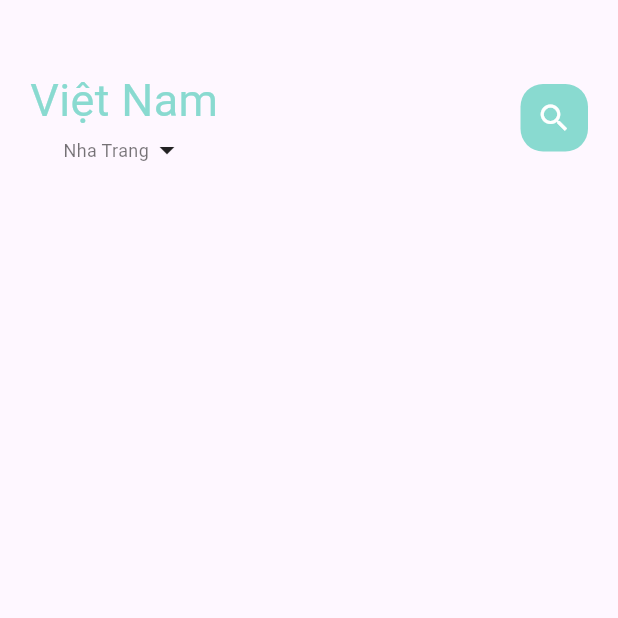
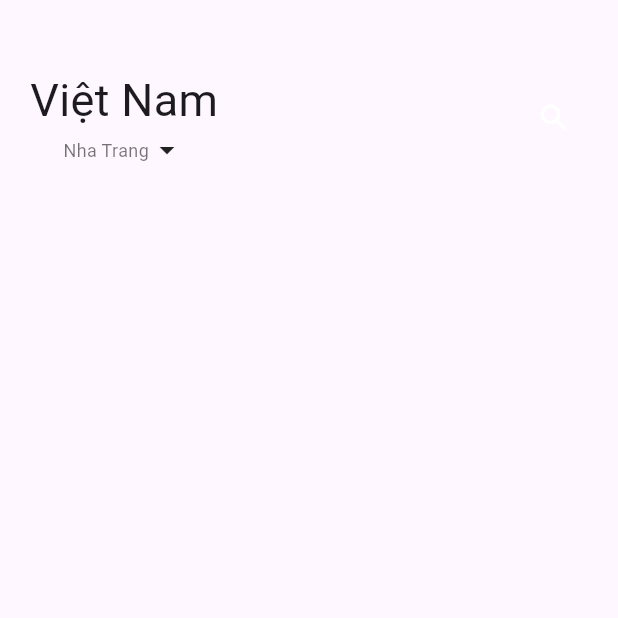
Before and after one commit to phamhuuloc219/e-commerce-app, a Flutter app: the screen it shows after launch, on a phone screen of 412 x 824 dp, the top half of it. Run offline on Flutter 3.47's test engine with Material 3 defaults, Android fonts, the phone set to English and light mode, and no system bars; statements that could not run were skipped.

Commit message:
Update colors.dart

```diff
--- a/lib/utils/colors.dart
+++ b/lib/utils/colors.dart
@@ -1,8 +1,8 @@
 import 'dart:ui';
 
 class AppColors{
-  static final Color textColor = const Color(0xFFccc7c5);
-  static final Color mainColor = const Color(0xFF89dad0);
+  // static final Color textColor = const Color(0xFFccc7c5);
+  // static final Color mainColor = const Color(0xFF89dad0);
   static final Color iconColor1 = const Color(0xFFffd28d);
   static final Color iconColor2 = const Color(0xFFfcab88);
   static final Color paraColor = const Color(0xFF8f837f);
@@ -11,4 +11,5 @@ class AppColors{
   static final Color titleColor = const Color(0xFF5c524f);
   static final Color mainBlackColor = const Color(0xFF332d2b);
   static final Color yellowColor = const Color(0xFFffd379);
+
 }
```
